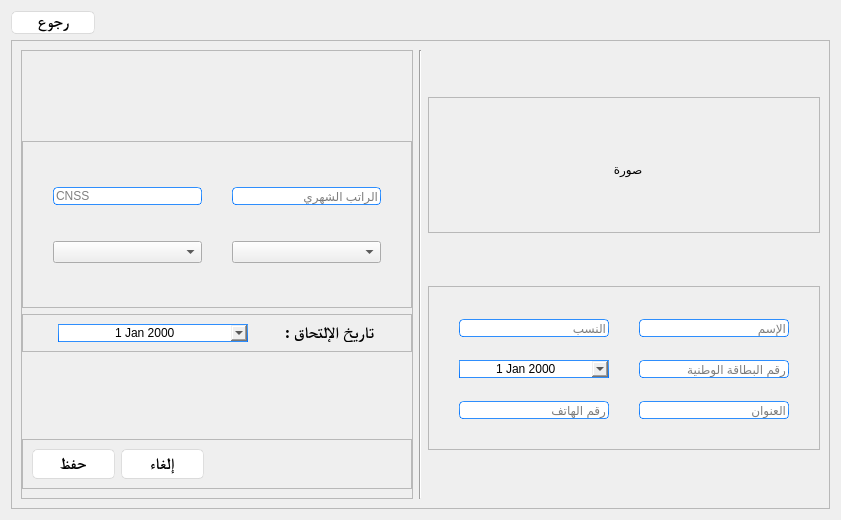
YassineBaghdadi/Employees-manager, file ui/add.ui: the form before one commit.
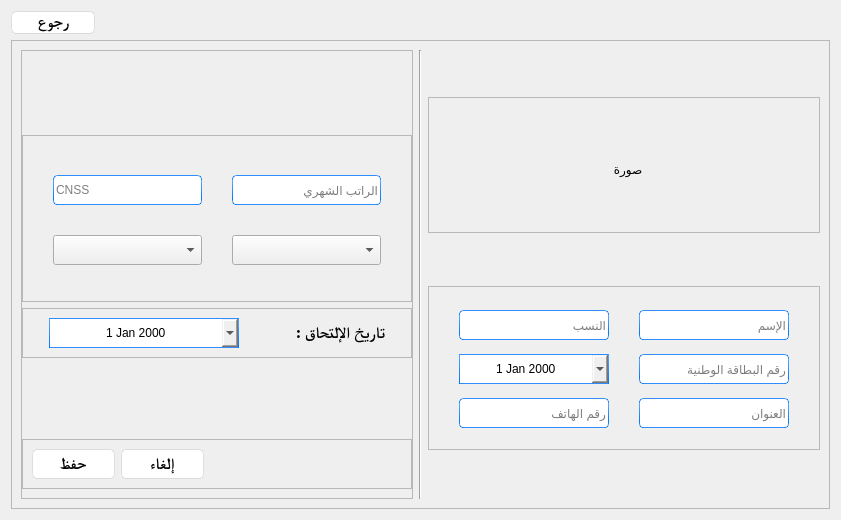
The form after the commit.

Commit message: adding page configuring

What changed in the file:
```diff
--- a/ui/add.ui
+++ b/ui/add.ui
@@ -10,6 +10,18 @@
     <height>520</height>
    </rect>
   </property>
+  <property name="minimumSize">
+   <size>
+    <width>841</width>
+    <height>520</height>
+   </size>
+  </property>
+  <property name="maximumSize">
+   <size>
+    <width>841</width>
+    <height>520</height>
+   </size>
+  </property>
   <property name="windowTitle">
    <string>Form</string>
   </property>
@@ -677,6 +689,12 @@
                   </property>
                   <item row="0" column="0">
                    <widget class="QLineEdit" name="cnss">
+                    <property name="minimumSize">
+                     <size>
+                      <width>0</width>
+                      <height>30</height>
+                     </size>
+                    </property>
                     <property name="dragEnabled">
                      <bool>true</bool>
                     </property>
@@ -686,10 +704,23 @@
                    </widget>
                   </item>
                   <item row="1" column="1">
-                   <widget class="QComboBox" name="company"/>
+                   <widget class="QComboBox" name="company">
+                    <property name="minimumSize">
+                     <size>
+                      <width>0</width>
+                      <height>30</height>
+                     </size>
+                    </property>
+                   </widget>
                   </item>
                   <item row="0" column="1">
                    <widget class="QLineEdit" name="salary">
+                    <property name="minimumSize">
+                     <size>
+                      <width>0</width>
+                      <height>30</height>
+                     </size>
+                    </property>
                     <property name="dragEnabled">
                      <bool>true</bool>
                     </property>
@@ -699,7 +730,14 @@
                    </widget>
                   </item>
                   <item row="1" column="0">
-                   <widget class="QComboBox" name="role"/>
+                   <widget class="QComboBox" name="role">
+                    <property name="minimumSize">
+                     <size>
+                      <width>0</width>
+                      <height>30</height>
+                     </size>
+                    </property>
+                   </widget>
                   </item>
                  </layout>
                 </widget>
@@ -723,6 +761,12 @@
                <layout class="QHBoxLayout" name="horizontalLayout_5">
                 <item>
                  <widget class="QDateEdit" name="start_date">
+                  <property name="minimumSize">
+                   <size>
+                    <width>0</width>
+                    <height>30</height>
+                   </size>
+                  </property>
                   <property name="maximumSize">
                    <size>
                     <width>190</width>
@@ -757,6 +801,12 @@
                 </item>
                 <item>
                  <widget class="QLabel" name="label">
+                  <property name="minimumSize">
+                   <size>
+                    <width>123</width>
+                    <height>0</height>
+                   </size>
+                  </property>
                   <property name="maximumSize">
                    <size>
                     <width>94</width>
@@ -980,6 +1030,12 @@
                </property>
                <item row="3" column="1">
                 <widget class="QLineEdit" name="address">
+                 <property name="minimumSize">
+                  <size>
+                   <width>0</width>
+                   <height>30</height>
+                  </size>
+                 </property>
                  <property name="dragEnabled">
                   <bool>true</bool>
                  </property>
@@ -990,6 +1046,12 @@
                </item>
                <item row="0" column="1">
                 <widget class="QLineEdit" name="F_name">
+                 <property name="minimumSize">
+                  <size>
+                   <width>0</width>
+                   <height>30</height>
+                  </size>
+                 </property>
                  <property name="alignment">
                   <set>Qt::AlignLeading|Qt::AlignLeft|Qt::AlignVCenter</set>
                  </property>
@@ -1009,6 +1071,12 @@
                </item>
                <item row="2" column="1">
                 <widget class="QLineEdit" name="CIN">
+                 <property name="minimumSize">
+                  <size>
+                   <width>0</width>
+                   <height>30</height>
+                  </size>
+                 </property>
                  <property name="dragEnabled">
                   <bool>true</bool>
                  </property>
@@ -1019,6 +1087,12 @@
                </item>
                <item row="0" column="0">
                 <widget class="QLineEdit" name="L_name">
+                 <property name="minimumSize">
+                  <size>
+                   <width>0</width>
+                   <height>30</height>
+                  </size>
+                 </property>
                  <property name="dragEnabled">
                   <bool>true</bool>
                  </property>
@@ -1029,6 +1103,12 @@
                </item>
                <item row="3" column="0">
                 <widget class="QLineEdit" name="tel">
+                 <property name="minimumSize">
+                  <size>
+                   <width>0</width>
+                   <height>30</height>
+                  </size>
+                 </property>
                  <property name="dragEnabled">
                   <bool>true</bool>
                  </property>
@@ -1039,6 +1119,12 @@
                </item>
                <item row="2" column="0">
                 <widget class="QDateEdit" name="BD">
+                 <property name="minimumSize">
+                  <size>
+                   <width>0</width>
+                   <height>30</height>
+                  </size>
+                 </property>
                  <property name="alignment">
                   <set>Qt::AlignCenter</set>
                  </property>
```
The commit also changes 2 other files.
